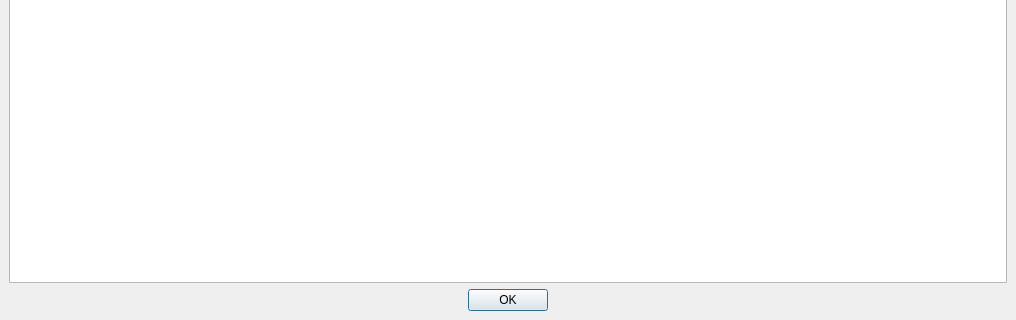
First picture: the form in TestbedLog.ui, repository rmlockwood/FLExTrans, before the edit; both pictures show x 0 to 1016 and y 286 to 606 of the 1016 by 606 pixel window.
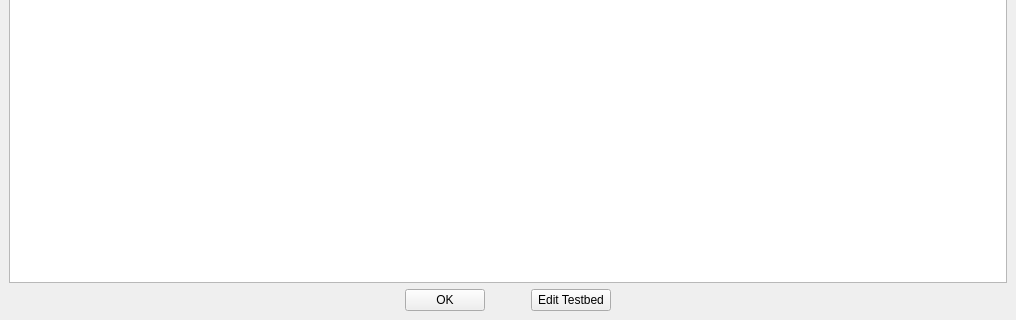
Second picture: the form after the edit.

What changed in the file:
```diff
--- a/TestbedLog.ui
+++ b/TestbedLog.ui
@@ -22,14 +22,64 @@
      <widget class="QTreeView" name="logTreeView"/>
     </item>
     <item>
-     <widget class="QDialogButtonBox" name="buttonBox">
-      <property name="standardButtons">
-       <set>QDialogButtonBox::Ok</set>
-      </property>
-      <property name="centerButtons">
-       <bool>true</bool>
-      </property>
-     </widget>
+     <layout class="QHBoxLayout" name="horizontalLayout_2">
+      <item>
+       <spacer name="horizontalSpacer">
+        <property name="orientation">
+         <enum>Qt::Horizontal</enum>
+        </property>
+        <property name="sizeHint" stdset="0">
+         <size>
+          <width>40</width>
+          <height>20</height>
+         </size>
+        </property>
+       </spacer>
+      </item>
+      <item>
+       <widget class="QPushButton" name="OKButton">
+        <property name="text">
+         <string>OK</string>
+        </property>
+       </widget>
+      </item>
+      <item>
+       <spacer name="horizontalSpacer_3">
+        <property name="orientation">
+         <enum>Qt::Horizontal</enum>
+        </property>
+        <property name="sizeType">
+         <enum>QSizePolicy::Fixed</enum>
+        </property>
+        <property name="sizeHint" stdset="0">
+         <size>
+          <width>40</width>
+          <height>20</height>
+         </size>
+        </property>
+       </spacer>
+      </item>
+      <item>
+       <widget class="QPushButton" name="editTestbedButton">
+        <property name="text">
+         <string>Edit Testbed</string>
+        </property>
+       </widget>
+      </item>
+      <item>
+       <spacer name="horizontalSpacer_2">
+        <property name="orientation">
+         <enum>Qt::Horizontal</enum>
+        </property>
+        <property name="sizeHint" stdset="0">
+         <size>
+          <width>40</width>
+          <height>20</height>
+         </size>
+        </property>
+       </spacer>
+      </item>
+     </layout>
     </item>
    </layout>
   </widget>
```
Left out of the diff: 2 changed lines with no effect on the pictures.
